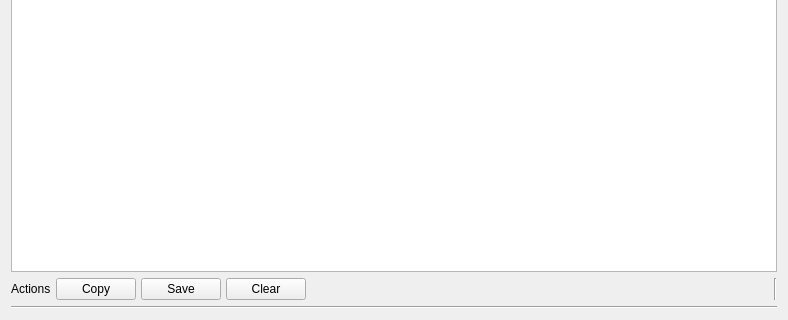
Before: the Qt Designer form ui/InfoBoard.ui in saturneric/GpgFrontend, drawn with Qt 5; both pictures show x 0 to 788 and y 284 to 604 of the 788 by 604 pixel window.
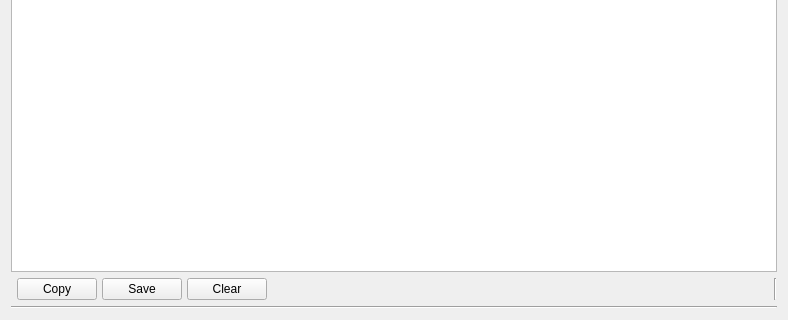
After: the same form once the commit is applied.

What changed in the file:
```diff
--- a/ui/InfoBoard.ui
+++ b/ui/InfoBoard.ui
@@ -32,6 +32,9 @@
        <property name="sizeConstraint">
         <enum>QLayout::SetNoConstraint</enum>
        </property>
+       <property name="leftMargin">
+        <number>6</number>
+       </property>
        <item alignment="Qt::AlignLeft">
         <widget class="QWidget" name="horizontalWidget" native="true">
          <property name="sizePolicy">
@@ -59,16 +62,6 @@
           <property name="bottomMargin">
            <number>0</number>
           </property>
-          <item alignment="Qt::AlignLeft">
-           <widget class="QLabel" name="actionLabel">
-            <property name="text">
-             <string>Actions</string>
-            </property>
-            <property name="scaledContents">
-             <bool>false</bool>
-            </property>
-           </widget>
-          </item>
           <item alignment="Qt::AlignRight">
            <widget class="QPushButton" name="copyButton">
             <property name="text">
@@ -83,7 +76,7 @@
             </property>
            </widget>
           </item>
-          <item alignment="Qt::AlignRight|Qt::AlignBottom">
+          <item>
            <widget class="QPushButton" name="clearButton">
             <property name="text">
              <string>Clear</string>
```
